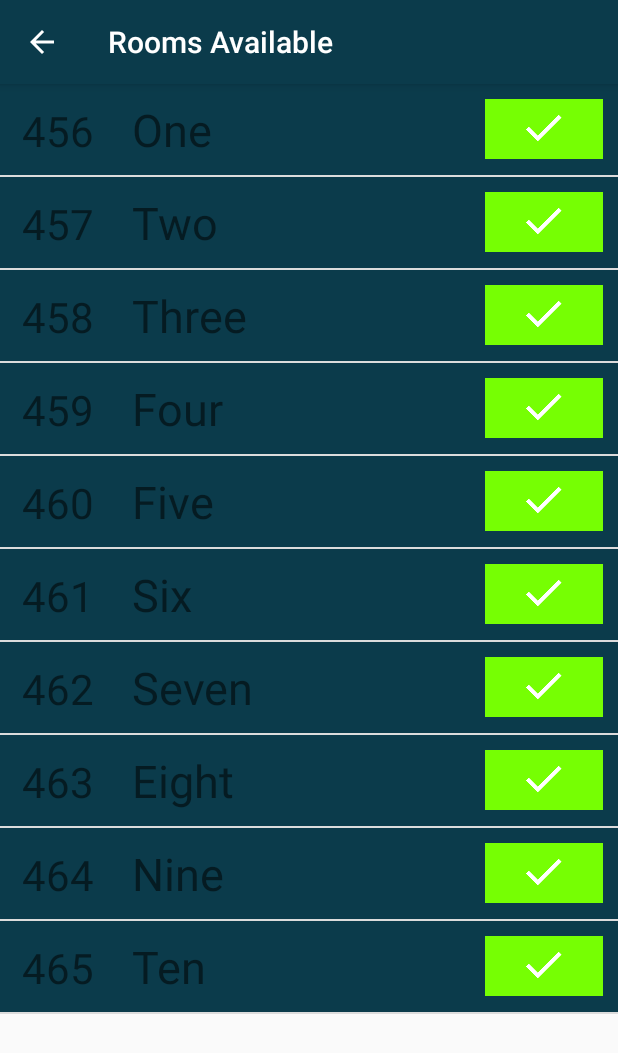
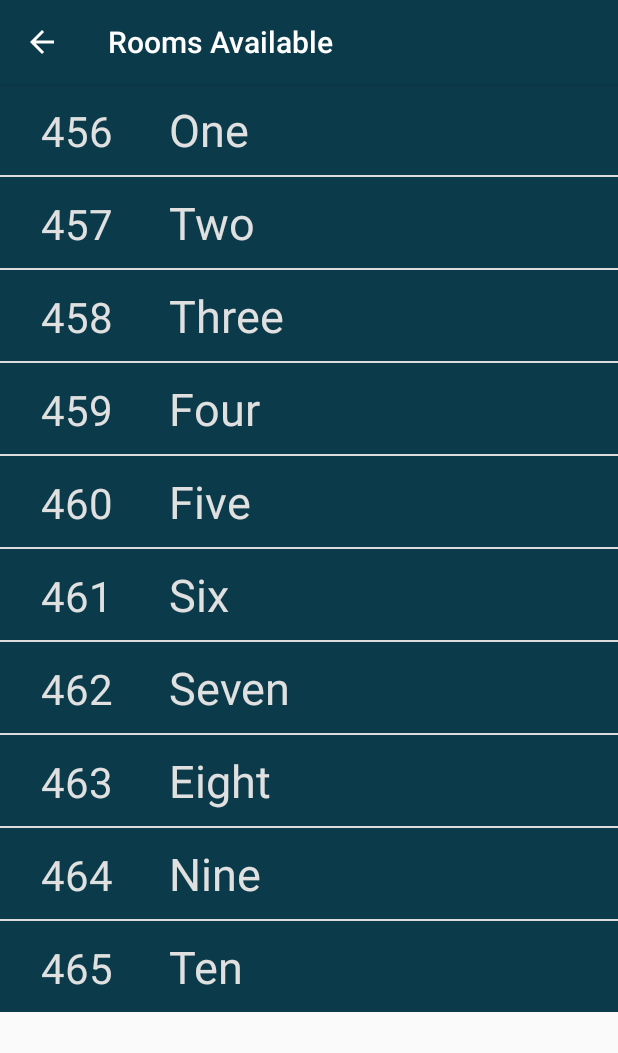
Before and after one commit to the-cybersapien/SudoRoomsANDROID, an Android app: the RoomListActivity screen opened directly, with no data from a screen before it, on a phone screen of 412 x 824 dp. Shown: the top 1053 px of the screen. Run offline under Robolectric (Android 15) with nearby library versions, the phone set to English and light mode, and no system bars.

Commit message:
RoomList Activity updated

```diff
--- a/app/src/main/AndroidManifest.xml
+++ b/app/src/main/AndroidManifest.xml
@@ -24,7 +24,7 @@
             android:parentActivityName=".MainActivity" />
         <activity android:name=".RoomDetailsActivity"
             android:label="Room Details"
-            android:parentActivityName=".MainActivity"/>
+            android:parentActivityName=".RoomListActivity"/>
     </application>
 
 </manifest>
--- a/app/src/main/java/com/example/android/hotel/DetailAdapter.java
+++ b/app/src/main/java/com/example/android/hotel/DetailAdapter.java
@@ -40,13 +40,13 @@ public class DetailAdapter extends ArrayAdapter<RoomDetail>{
         }
         RoomDetail currentItem = getItem(position);
 
-        ImageView status = (ImageView) listItemView.findViewById(R.id.status_image);
-        status.setOnClickListener(new View.OnClickListener() {
-            @Override
-            public void onClick(View v) {
-                Toast.makeText(getContext(), Integer.toString(position) , Toast.LENGTH_SHORT).show();
-            }
-        });
+//        ImageView status = (ImageView) listItemView.findViewById(R.id.status_image);
+//        status.setOnClickListener(new View.OnClickListener() {
+//            @Override
+//            public void onClick(View v) {
+//                Toast.makeText(getContext(), Integer.toString(position) , Toast.LENGTH_SHORT).show();
+//            }
+//        });
 
         TextView name = (TextView) listItemView.findViewById(R.id.name_staff_list);
         name.setText(currentItem.getName());
--- a/app/src/main/res/layout/activity_room_details_staff.xml
+++ b/app/src/main/res/layout/activity_room_details_staff.xml
@@ -30,6 +30,7 @@
         android:textStyle="bold"
         android:textColor="#212121"
         android:text="345"
+        android:id="@+id/customer_room_no"
         android:padding="10dp"
         android:textSize="25sp"/>
 
--- a/app/src/main/res/layout/activity_room_list.xml
+++ b/app/src/main/res/layout/activity_room_list.xml
@@ -1,13 +1,16 @@
 <?xml version="1.0" encoding="utf-8"?>
-<RelativeLayout xmlns:android="http://schemas.android.com/apk/res/android"
+<LinearLayout xmlns:android="http://schemas.android.com/apk/res/android"
     xmlns:tools="http://schemas.android.com/tools"
+    xmlns:app="http://schemas.android.com/apk/res-auto"
     android:layout_width="match_parent"
-    android:layout_height="match_parent"
+    android:layout_height="wrap_content"
+    android:orientation="vertical"
     tools:context="com.example.android.hotel.RoomListActivity">
 
     <ListView
         android:id="@+id/rooms_list"
         android:layout_width="match_parent"
-        android:layout_height="match_parent"/>
+        android:layout_height="wrap_content"
+        android:dividerHeight="0dp"/>
 
-</RelativeLayout>
+</LinearLayout>
--- a/app/src/main/res/layout/list_item_staff.xml
+++ b/app/src/main/res/layout/list_item_staff.xml
@@ -15,6 +15,7 @@
         android:textSize="28sp"
         android:padding="10dp"
         android:textAlignment="center"
+        android:textColor="#E0E0E0"
         android:id="@+id/room_no_staff_list"
         android:layout_height="wrap_content"/>
 
@@ -25,25 +26,26 @@
         android:padding="10dp"
         android:text="Hello"
         android:textSize="30sp"
+        android:textColor="#E0E0E0"
         android:fontFamily="sans-serif"
         android:gravity="center_vertical"
         android:layout_height="wrap_content"/>
 
-    <RelativeLayout
-        android:layout_width="0dp"
-        android:layout_weight="1"
-        android:background="#76FF03"
-        android:layout_margin="10dp"
-        android:gravity="center_vertical"
-        android:layout_height="wrap_content">
+    <!--<RelativeLayout-->
+        <!--android:layout_width="0dp"-->
+        <!--android:layout_weight="1"-->
+        <!--android:background="#76FF03"-->
+        <!--android:layout_margin="10dp"-->
+        <!--android:gravity="center_vertical"-->
+        <!--android:layout_height="wrap_content">-->
 
-        <ImageView
-            android:id="@+id/status_image"
-            android:layout_width="wrap_content"
-            android:layout_height="40dp"
-            android:src="@drawable/ic_action_tick"
-            android:layout_centerInParent="true"/>
+        <!--<ImageView-->
+            <!--android:id="@+id/status_image"-->
+            <!--android:layout_width="wrap_content"-->
+            <!--android:layout_height="40dp"-->
+            <!--android:src="@drawable/ic_action_tick"-->
+            <!--android:layout_centerInParent="true"/>-->
 
-    </RelativeLayout>
+    <!--</RelativeLayout>-->
 
 </LinearLayout>
```
Also changed, not shown: app/src/main/java/com/example/android/hotel/RoomDetailsActivity.java (+29 -22 lines), app/src/main/java/com/example/android/hotel/RoomListActivity.java (+7 -1 lines).
